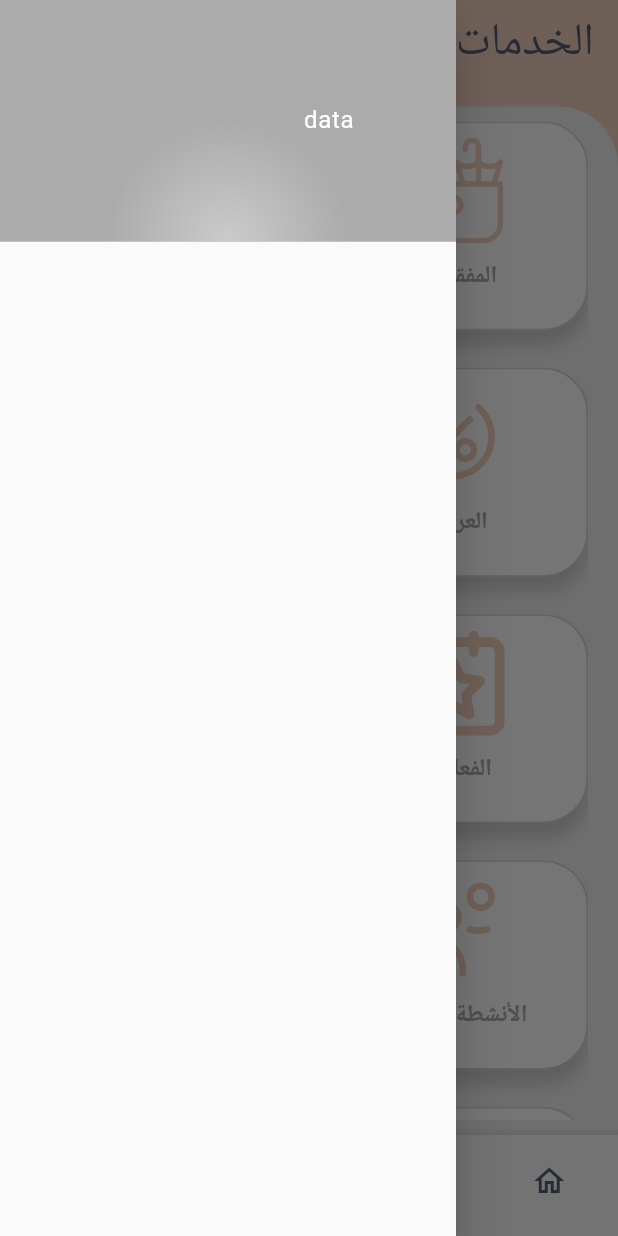
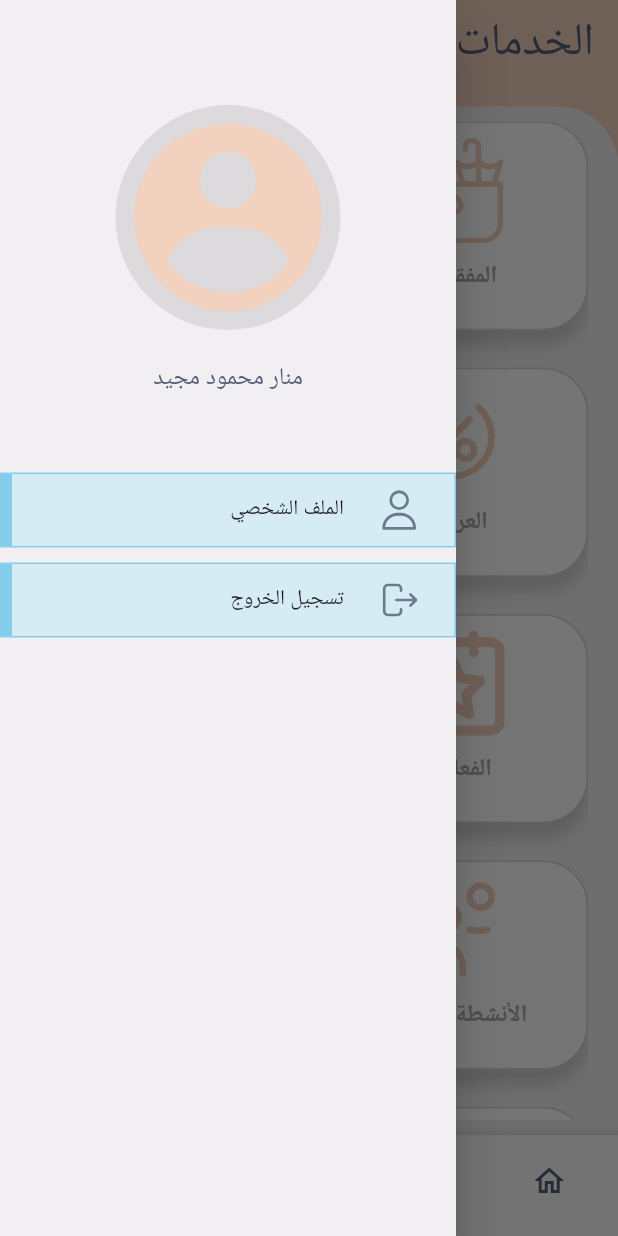
Before and after one commit to sabreenmb/senior_project, a Flutter app: the ServisesScreen screen opened directly, with the side drawer open, on a phone screen of 412 x 824 dp. Run offline on Flutter 3.47's test engine with Material 3 defaults, Android fonts, the phone set to English and light mode, and no system bars; our stand-ins replace dropdown_button2, firebase_auth, firebase_core, firebase_storage, flutter_svg, google_fonts and 3 more; accounts and stored records are empty; Roboto replaces fonts that are missing (Almarai).

Commit message:
Design Navigation Drawer, Manar

```diff
--- a/lib/widgets/ServiceCard.dart
+++ b/lib/widgets/ServiceCard.dart
@@ -54,6 +54,7 @@ class ServiceCard extends StatelessWidget {
                 details['icon']!,
                 width: 70,
                 height: 70,
+                //color: CustomColors.lightBlue.withOpacity(0.6),
               ),
             ),
             Text(
--- a/lib/widgets/side_menu.dart
+++ b/lib/widgets/side_menu.dart
@@ -1,4 +1,5 @@
 import 'package:flutter/material.dart';
+import 'package:flutter_svg/svg.dart';
 import '../theme.dart';
 
 class SideDrawer extends StatelessWidget {
@@ -6,30 +7,92 @@ class SideDrawer extends StatelessWidget {
   @override
   Widget build(BuildContext context) {
     return Drawer(
-      //backgroundColor: ,
+      backgroundColor: CustomColors.BackgroundColor,
       child: Column(
         children: [
-          DrawerHeader(
+          Container(
             padding: const EdgeInsets.all(20),
+            height: 300,
+            width: double.infinity,
             decoration: BoxDecoration(
-              gradient: RadialGradient(
-                colors: [
-                  CustomColors.lightGrey.withOpacity(0.6),
-                  CustomColors.lightGrey,
-                ],
-                center: Alignment.bottomCenter,
-              ),
-            ),
-            child: Row(
+                //border: Unde
+                ),
+            child: Column(
               children: [
-                const Icon(Icons.add, size: 30, color: CustomColors.noColor),
-                const SizedBox(width: 18),
-                Text("data", style: TextStyles.text3),
+                Container(
+                  margin: EdgeInsets.only(top: 50, bottom: 20),
+                  alignment: Alignment.topCenter,
+                  height: 150,
+                  decoration: BoxDecoration(
+                    color: CustomColors.lightGrey.withOpacity(0.3),
+                    shape: BoxShape.circle,
+                    image: const DecorationImage(
+                      image: AssetImage('assets/images/UserProfile.png'),
+                    ),
+                  ),
+                ),
+                Text(
+                  "منار محمود مجيد",
+                  style: TextStyles.heading2,
+                ),
               ],
             ),
+          ),
+          Container(
+            padding: const EdgeInsets.only(top: 15),
+            child: Column(
+                //mainAxisAlignment: ,
+                children: [
+                  menuItem("assets/icons/profileIcon.svg", "الملف الشخصي"),
+                  SizedBox(height: 10),
+                  menuItem("assets/icons/logout.svg", "تسجيل الخروج"),
+                ]),
           ),
         ],
       ),
     );
   }
+
+  Widget menuItem(String itemIcon, String itemTitle) {
+    return Material(
+      child: InkWell(
+        //onTap: (){}, //  Padding(
+        child: Container(
+          decoration: BoxDecoration(
+            color: CustomColors.lightBlue.withOpacity(0.3),
+            border: const Border(
+              top: BorderSide(color: CustomColors.lightBlue, width: 1),
+              bottom: BorderSide(color: CustomColors.lightBlue, width: 1),
+              left: BorderSide(color: CustomColors.lightBlue, width: 8),
+              right: BorderSide(color: CustomColors.lightBlue, width: 1),
+            ),
+          ),
+          height: 50,
+          child: Row(
+            children: [
+              Expanded(
+                child: Align(
+                  alignment: Alignment.center,
+                  child: SvgPicture.asset(
+                    itemIcon,
+                    height: 30,
+                    width: 30,
+                    color: CustomColors.darkGrey.withOpacity(0.8),
+                  ),
+                ),
+              ),
+              Expanded(
+                flex: 3,
+                child: Text(
+                  itemTitle,
+                  textAlign: TextAlign.right,
+                ),
+              ),
+            ],
+          ),
+        ),
+        //),
+      ),
+    );
+  }
 }
```
Also changed, not shown: pubspec.yaml (+1 -9 lines), assets/icons/logout.svg (added), assets/icons/profileIcon.svg (added), assets/images/UserProfile.png (added), pubspec.lock.
